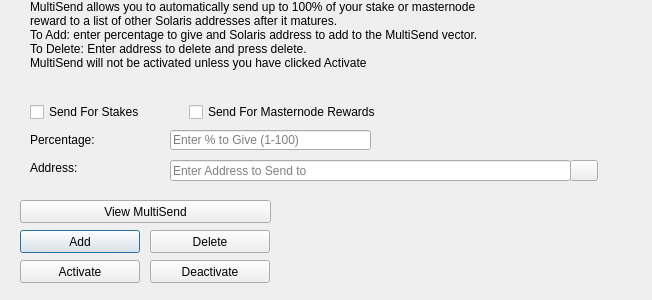
listedlinked/newsvn, file src/qt/forms/multisenddialog.ui: the form before one commit.
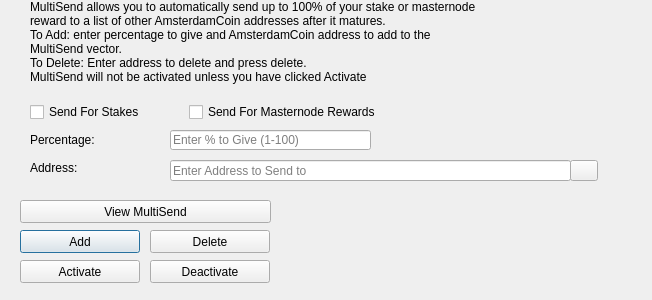
The form after the commit. Icons and pictures are not drawn.

Patch:
```diff
--- a/src/qt/forms/multisenddialog.ui
+++ b/src/qt/forms/multisenddialog.ui
@@ -61,8 +61,8 @@
     <number>1</number>
    </property>
    <property name="text">
-    <string>MultiSend allows you to automatically send up to 100% of your stake or masternode reward to a list of other Solaris addresses after it matures.
-To Add: enter percentage to give and Solaris address to add to the MultiSend vector.
+    <string>MultiSend allows you to automatically send up to 100% of your stake or masternode reward to a list of other AmsterdamCoin addresses after it matures.
+To Add: enter percentage to give and AmsterdamCoin address to add to the MultiSend vector.
 To Delete: Enter address to delete and press delete.
 MultiSend will not be activated unless you have clicked Activate</string>
    </property>
```
